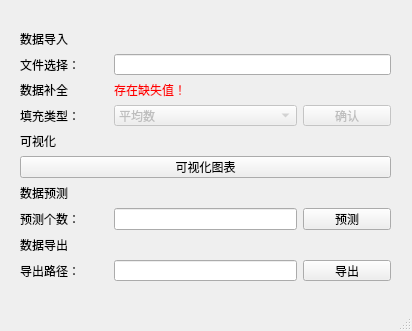
Qt form gui.ui (chengyingshe/qt_tools) before a commit.
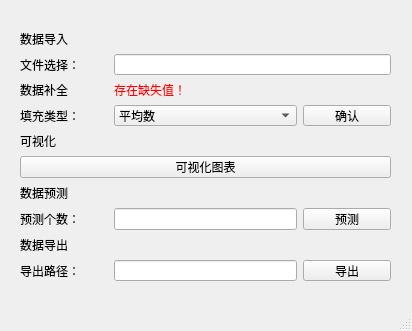
The same form after that commit.

What changed in the file:
```diff
--- a/gui.ui
+++ b/gui.ui
@@ -27,7 +27,7 @@
      <item row="3" column="3">
       <widget class="QPushButton" name="dataFillBtn">
        <property name="enabled">
-        <bool>false</bool>
+        <bool>true</bool>
        </property>
        <property name="text">
         <string>确认</string>
@@ -36,9 +36,6 @@
      </item>
      <item row="3" column="1" colspan="2">
       <widget class="QComboBox" name="dataFillType">
-       <property name="enabled">
-        <bool>false</bool>
-       </property>
        <item>
         <property name="text">
          <string>平均数</string>
```
